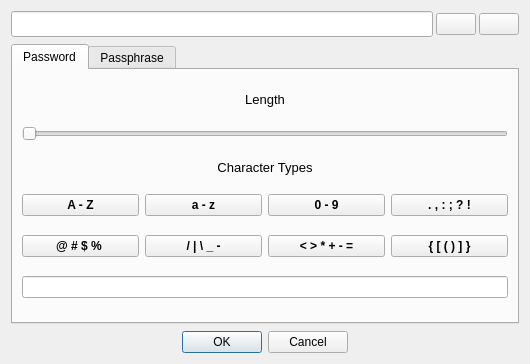
Old version of the form src/ui/PasswordGenerator.ui in the repository AdrianoGoede/LockBox.
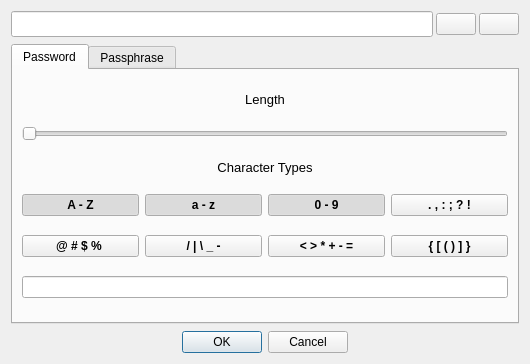
New version of the form. The open tabs and pages were chosen to show the change. Icons and pictures are not drawn.

Commit message:
Adjustments on PasswordGenerator form
Adjusted for behavior, implemented charset selection;
Implemented inclusion and removal of wordlists;
Corrected password generation;

```diff
--- a/src/ui/PasswordGenerator.ui
+++ b/src/ui/PasswordGenerator.ui
@@ -153,6 +153,9 @@
          <property name="checkable">
           <bool>true</bool>
          </property>
+         <property name="checked">
+          <bool>true</bool>
+         </property>
         </widget>
        </item>
        <item row="3" column="1">
@@ -168,6 +171,9 @@
          <property name="checkable">
           <bool>true</bool>
          </property>
+         <property name="checked">
+          <bool>true</bool>
+         </property>
         </widget>
        </item>
        <item row="3" column="2">
@@ -183,6 +189,9 @@
          <property name="checkable">
           <bool>true</bool>
          </property>
+         <property name="checked">
+          <bool>true</bool>
+         </property>
         </widget>
        </item>
        <item row="3" column="3">
```
Left out of the diff: 5 changed lines with no effect on the pictures. The commit also changes 4 other files.
